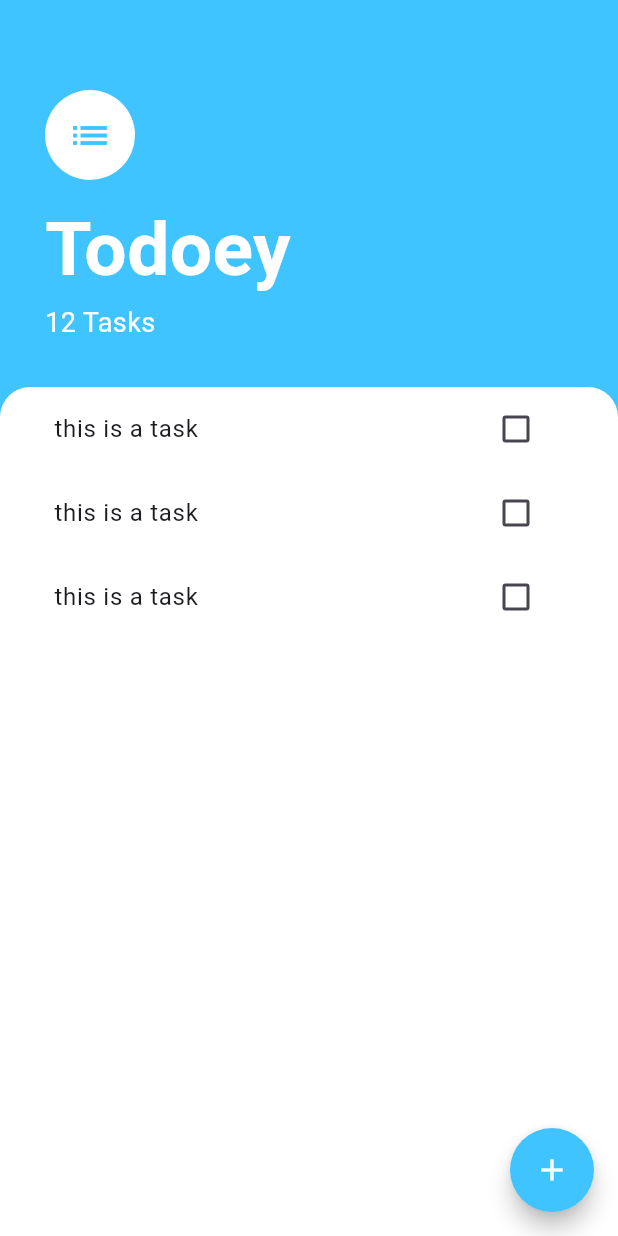
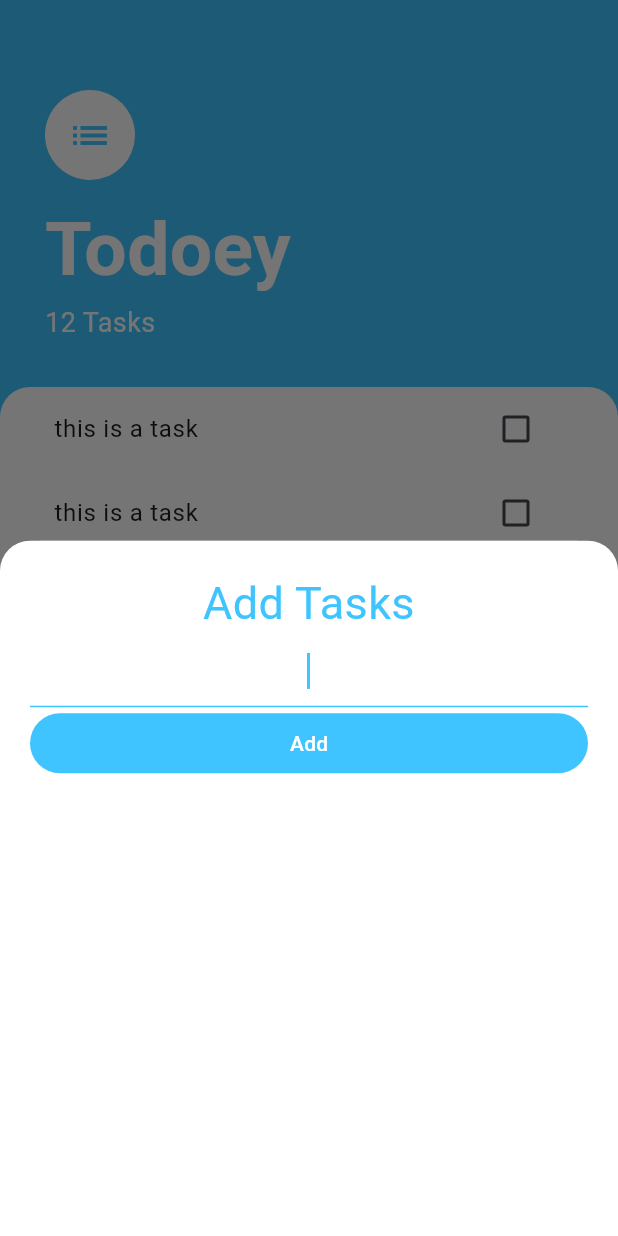
Before and after one commit to GawahChan/flutter_todoey, a Flutter app: the screen it shows after launch, after a tap on the "add" icon, on a phone screen of 412 x 824 dp. Run offline on Flutter 3.47's test engine with Material 3 defaults, Android fonts, the phone set to English and light mode, and no system bars.

Commit message:
Add the add task screen

```diff
--- /dev/null
+++ b/lib/screens/add_task_screen.dart
@@ -0,0 +1,51 @@
+import 'package:flutter/material.dart';
+
+class AddTaskScreen extends StatelessWidget {
+  const AddTaskScreen({super.key});
+
+  @override
+  Widget build(BuildContext context) {
+    return Container(
+      color: const Color(0xff757575),
+      child: Container(
+        padding: const EdgeInsets.all(20.0),
+        decoration: const BoxDecoration(
+            color: Colors.white,
+            borderRadius: BorderRadius.only(
+                topLeft: Radius.circular(20.0),
+                topRight: Radius.circular(20.0))),
+        child: Column(
+          crossAxisAlignment: CrossAxisAlignment.stretch,
+          children: [
+            const Text(
+              "Add Tasks",
+              textAlign: TextAlign.center,
+              style: TextStyle(fontSize: 30.0, color: Colors.lightBlueAccent),
+            ),
+            const TextField(
+              autofocus: true,
+              textAlign: TextAlign.center,
+              cursorColor: Colors.lightBlueAccent,
+              decoration: InputDecoration(
+                focusedBorder: UnderlineInputBorder(
+                  borderSide: BorderSide(color: Colors.lightBlueAccent),
+                ),
+                enabledBorder: UnderlineInputBorder(
+                  borderSide: BorderSide(color: Colors.lightBlueAccent),
+                ),
+              ),
+            ),
+            TextButton(
+              onPressed: () {},
+              style: TextButton.styleFrom(
+                foregroundColor: Colors.white,
+                backgroundColor: Colors.lightBlueAccent
+              ),
+              child: const Text("Add")
+            )
+          ],
+        ),
+      ),
+    );
+  }
+}
--- a/lib/screens/tasks_screen.dart
+++ b/lib/screens/tasks_screen.dart
@@ -1,4 +1,5 @@
 import 'package:flutter/material.dart';
+import 'package:flutter_todoey/screens/add_task_screen.dart';
 import 'package:flutter_todoey/widgets/tasks_list.dart';
 
 class TasksScreen extends StatelessWidget {
@@ -11,7 +12,11 @@ class TasksScreen extends StatelessWidget {
       floatingActionButton: FloatingActionButton(
         backgroundColor: Colors.lightBlueAccent,
         shape: const CircleBorder(),
-        onPressed: () {},
+        onPressed: () {
+          showModalBottomSheet(
+              context: context,
+              builder: (BuildContext context) => const AddTaskScreen());
+        },
         child: const Icon(
           Icons.add,
           color: Colors.white,
```
